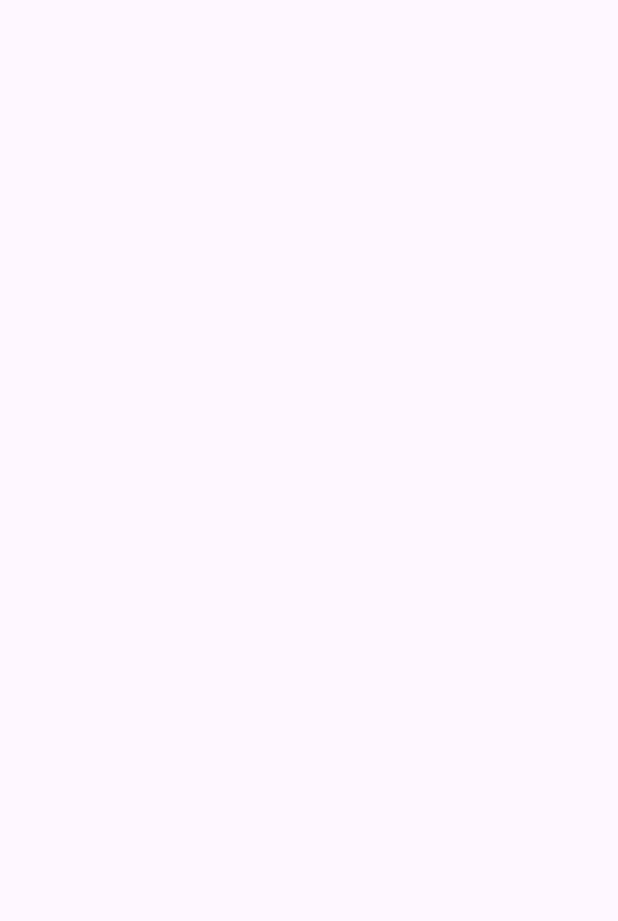
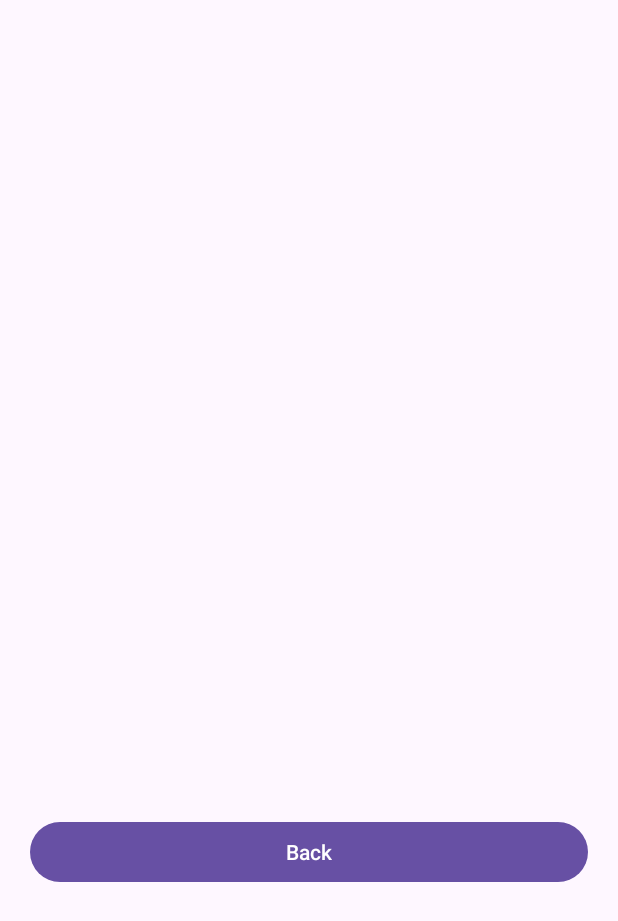
Before and after one commit to paras603/beyond, an Android app: the ApodActivity screen opened directly, with no data from a screen before it, on a phone screen of 412 x 824 dp. Before the commit the part shown is empty. Shown: the top 921 px of the screen. Run offline under Robolectric (Android 15) with nearby library versions, the phone set to English and light mode, and no system bars; pictures from the network do not load.

Commit message:
back functionality implemented

```diff
--- a/app/src/main/java/com/example/beyond/ApodActivity.kt
+++ b/app/src/main/java/com/example/beyond/ApodActivity.kt
@@ -1,5 +1,6 @@
 package com.example.beyond
 
+import android.content.Intent
 import android.os.Bundle
 import androidx.activity.viewModels
 import androidx.appcompat.app.AppCompatActivity
@@ -23,6 +24,10 @@ class ApodActivity : AppCompatActivity() {
             Glide.with(this).load(apod.url).into(binding.ivApod)
         }
 
+        binding.backToMain.setOnClickListener {
+            startActivity(Intent(this, MainActivity::class.java))
+        }
+
         viewModel.fetchApod("AjRhpWfHEPTpt7zHHFHXdxqGlUHEQFzanRYe9y9R")
     }
 }
--- a/app/src/main/java/com/example/beyond/MarsActivity.kt
+++ b/app/src/main/java/com/example/beyond/MarsActivity.kt
@@ -1,5 +1,6 @@
 package com.example.beyond
 
+import android.content.Intent
 import android.os.Bundle
 import androidx.activity.viewModels
 import androidx.appcompat.app.AppCompatActivity
@@ -27,6 +28,9 @@ class MarsActivity : AppCompatActivity() {
             adapter.submitList(marsData.photos)
         }
 
+        binding.marsToMain.setOnClickListener {
+            startActivity(Intent(this, MainActivity::class.java))
+        }
         viewModel.fetchMarsPhotos("AjRhpWfHEPTpt7zHHFHXdxqGlUHEQFzanRYe9y9R", "2025-02-25")
     }
 }
--- a/app/src/main/java/com/example/beyond/NeoActivity.kt
+++ b/app/src/main/java/com/example/beyond/NeoActivity.kt
@@ -1,5 +1,6 @@
 package com.example.beyond
 
+import android.content.Intent
 import android.os.Bundle
 import androidx.activity.viewModels
 import androidx.appcompat.app.AppCompatActivity
@@ -28,6 +29,10 @@ class NeoActivity : AppCompatActivity() {
             adapter.submitList(asteroids)
         }
 
+        binding.neoToMain.setOnClickListener {
+            startActivity(Intent(this, MainActivity::class.java))
+        }
+
         viewModel.fetchNeoData("AjRhpWfHEPTpt7zHHFHXdxqGlUHEQFzanRYe9y9R", "2025-02-25", "2025-02-26")
     }
 }
--- a/app/src/main/res/layout/activity_apod.xml
+++ b/app/src/main/res/layout/activity_apod.xml
@@ -26,4 +26,10 @@
         android:layout_height="wrap_content"
         android:textSize="16sp"
         android:paddingTop="5dp"/>
+
+    <Button
+        android:id="@+id/backToMain"
+        android:layout_width="match_parent"
+        android:layout_height="wrap_content"
+        android:text="Back" />
 </LinearLayout>
```
Also changed, not shown: app/src/main/res/layout/activity_mars.xml (+7 -1 lines), app/src/main/res/layout/activity_neo.xml (+8 -2 lines).
